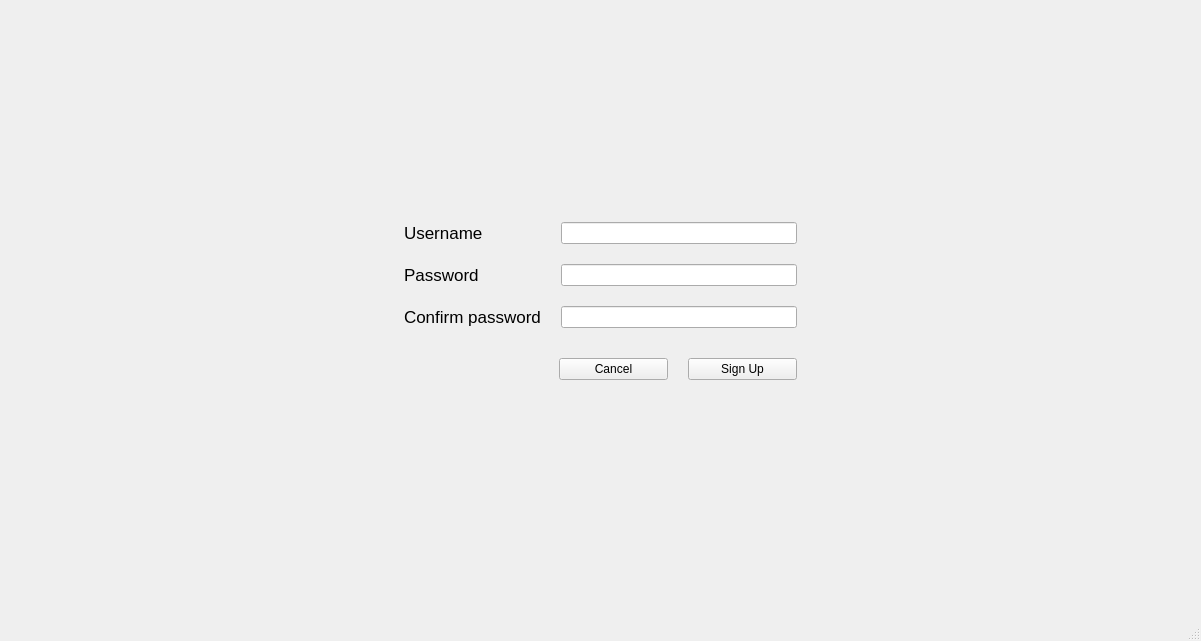
Old version of the form uis/registrationpage.ui in the repository ssysek/slack.
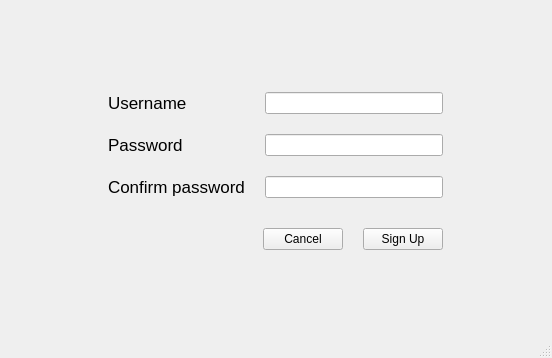
New version of the form.

```diff
--- a/uis/registrationpage.ui
+++ b/uis/registrationpage.ui
@@ -6,8 +6,8 @@
    <rect>
     <x>0</x>
     <y>0</y>
-    <width>1201</width>
-    <height>641</height>
+    <width>552</width>
+    <height>358</height>
    </rect>
   </property>
   <property name="windowTitle">
@@ -17,10 +17,10 @@
    <widget class="QWidget" name="gridLayoutWidget_2">
     <property name="geometry">
      <rect>
-      <x>10</x>
-      <y>10</y>
-      <width>1181</width>
-      <height>581</height>
+      <x>30</x>
+      <y>20</y>
+      <width>491</width>
+      <height>301</height>
      </rect>
     </property>
     <layout class="QGridLayout" name="gridLayout_2">
```
Left out of the diff: 2 changed lines with no effect on the pictures.
